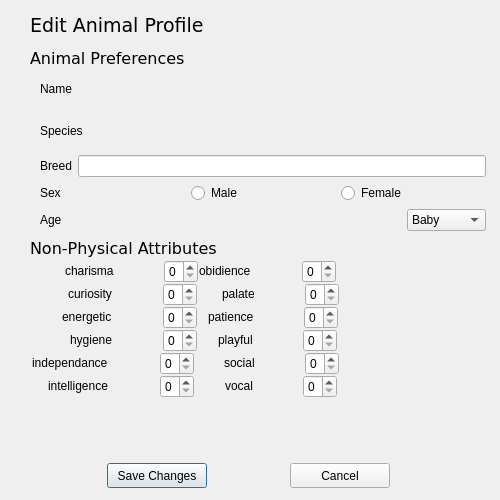
First picture: the form in editanimal.ui, repository ColeMacdonald1709/comp3004, before the edit.
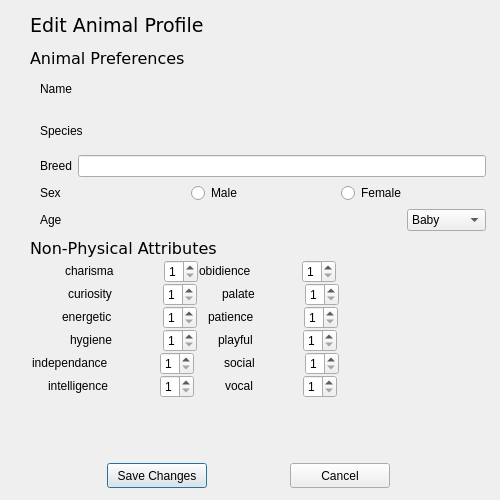
Second picture: the form after the edit.

Commit message: fixed edge calculations and some ui

The edit to the form file:
```diff
--- a/editanimal.ui
+++ b/editanimal.ui
@@ -336,6 +336,9 @@
           <verstretch>0</verstretch>
          </sizepolicy>
         </property>
+        <property name="minimum">
+         <number>1</number>
+        </property>
         <property name="maximum">
          <number>5</number>
         </property>
@@ -375,6 +378,9 @@
           <verstretch>0</verstretch>
          </sizepolicy>
         </property>
+        <property name="minimum">
+         <number>1</number>
+        </property>
         <property name="maximum">
          <number>5</number>
         </property>
@@ -411,6 +417,9 @@
           <verstretch>0</verstretch>
          </sizepolicy>
         </property>
+        <property name="minimum">
+         <number>1</number>
+        </property>
         <property name="maximum">
          <number>5</number>
         </property>
@@ -447,6 +456,9 @@
           <verstretch>0</verstretch>
          </sizepolicy>
         </property>
+        <property name="minimum">
+         <number>1</number>
+        </property>
         <property name="maximum">
          <number>5</number>
         </property>
@@ -483,6 +495,9 @@
           <verstretch>0</verstretch>
          </sizepolicy>
         </property>
+        <property name="minimum">
+         <number>1</number>
+        </property>
         <property name="maximum">
          <number>5</number>
         </property>
@@ -519,6 +534,9 @@
           <verstretch>0</verstretch>
          </sizepolicy>
         </property>
+        <property name="minimum">
+         <number>1</number>
+        </property>
         <property name="maximum">
          <number>5</number>
         </property>
@@ -555,6 +573,9 @@
           <verstretch>0</verstretch>
          </sizepolicy>
         </property>
+        <property name="minimum">
+         <number>1</number>
+        </property>
         <property name="maximum">
          <number>5</number>
         </property>
@@ -591,6 +612,9 @@
           <verstretch>0</verstretch>
          </sizepolicy>
         </property>
+        <property name="minimum">
+         <number>1</number>
+        </property>
         <property name="maximum">
          <number>5</number>
         </property>
@@ -624,6 +648,9 @@
           <verstretch>0</verstretch>
          </sizepolicy>
         </property>
+        <property name="minimum">
+         <number>1</number>
+        </property>
         <property name="maximum">
          <number>5</number>
         </property>
@@ -657,6 +684,9 @@
           <verstretch>0</verstretch>
          </sizepolicy>
         </property>
+        <property name="minimum">
+         <number>1</number>
+        </property>
         <property name="maximum">
          <number>5</number>
         </property>
@@ -693,6 +723,9 @@
           <verstretch>0</verstretch>
          </sizepolicy>
         </property>
+        <property name="minimum">
+         <number>1</number>
+        </property>
         <property name="maximum">
          <number>5</number>
         </property>
@@ -732,6 +765,9 @@
           <verstretch>0</verstretch>
          </sizepolicy>
         </property>
+        <property name="minimum">
+         <number>1</number>
+        </property>
         <property name="maximum">
          <number>5</number>
         </property>
```
The commit also changes 7 other files.
